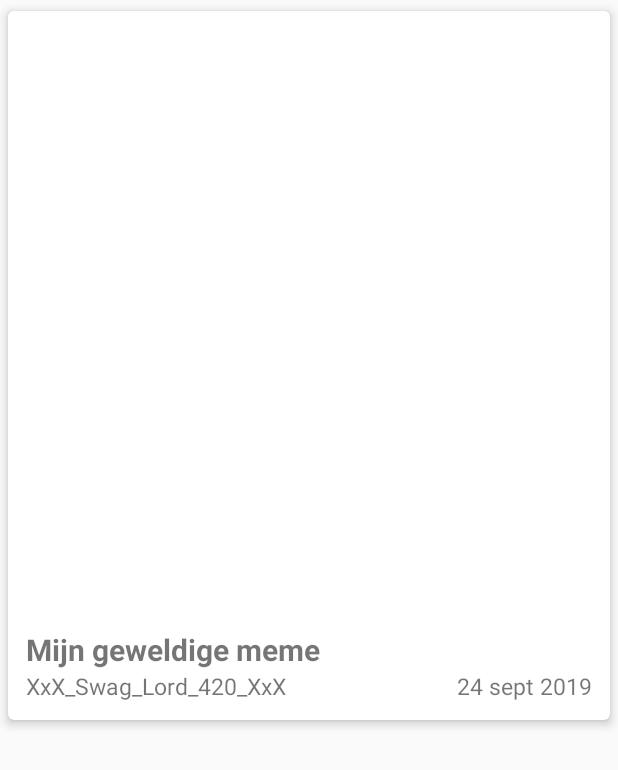
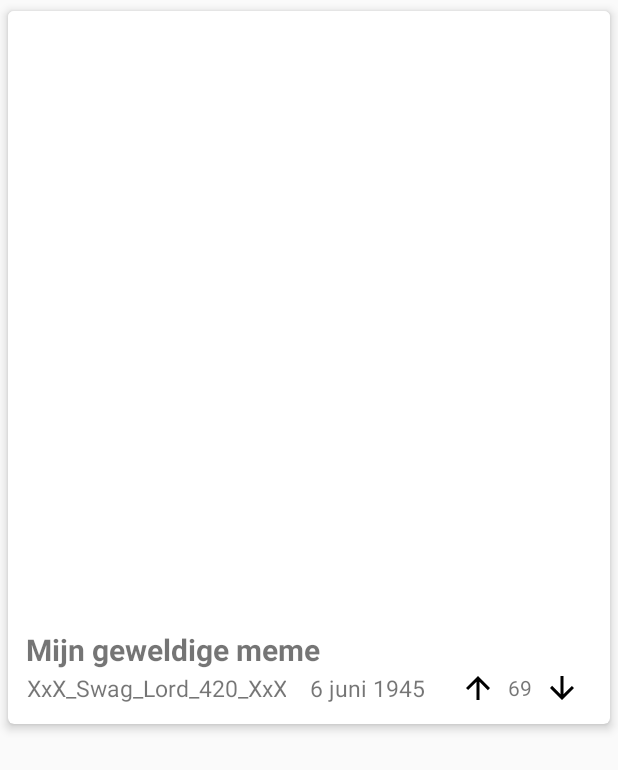
Before and after one commit to hypothermic/windesmemes-android, an Android app: the layout card_meme.xml on its own in the app's theme, with its tools: preview values and no code run, on a phone screen of 412 x 824 dp. Shown: the top 770 px of the screen. Run offline under Robolectric (Android 15) with nearby library versions, the phone set to English and light mode, and no system bars; network calls fail.

Commit message:
Add vote buttons to layout + enable vector support for APIs 19+20
Signed-off-by: hypothermic <admin@hypothermic.nl>

```diff
--- a/app/build.gradle
+++ b/app/build.gradle
@@ -8,6 +8,7 @@ android {
         targetSdkVersion 28
         versionCode 1
         versionName "1.0"
+        vectorDrawables.useSupportLibrary = true
         testInstrumentationRunner "androidx.test.runner.AndroidJUnitRunner"
     }
     buildTypes {
--- /dev/null
+++ b/app/src/main/res/drawable/ic_arrow_downward_black_24dp.xml
@@ -0,0 +1,9 @@
+<vector xmlns:android="http://schemas.android.com/apk/res/android"
+    android:width="24dp"
+    android:height="24dp"
+    android:viewportWidth="24.0"
+    android:viewportHeight="24.0">
+    <path
+        android:fillColor="#010101"
+        android:pathData="M20,12l-1.41,-1.41L13,16.17V4h-2v12.17l-5.58,-5.59L4,12l8,8 8,-8z" />
+</vector>
--- /dev/null
+++ b/app/src/main/res/drawable/ic_arrow_downward_red_24dp.xml
@@ -0,0 +1,10 @@
+<vector xmlns:android="http://schemas.android.com/apk/res/android"
+    android:width="24dp"
+    android:height="24dp"
+    android:tint="#EC221F"
+    android:viewportWidth="24.0"
+    android:viewportHeight="24.0">
+    <path
+        android:fillColor="#010101"
+        android:pathData="M20,12l-1.41,-1.41L13,16.17V4h-2v12.17l-5.58,-5.59L4,12l8,8 8,-8z" />
+</vector>
--- /dev/null
+++ b/app/src/main/res/drawable/ic_arrow_upward_black_24dp.xml
@@ -0,0 +1,9 @@
+<vector xmlns:android="http://schemas.android.com/apk/res/android"
+    android:width="24dp"
+    android:height="24dp"
+    android:viewportWidth="24.0"
+    android:viewportHeight="24.0">
+    <path
+        android:fillColor="#FF000000"
+        android:pathData="M4,12l1.41,1.41L11,7.83V20h2V7.83l5.58,5.59L20,12l-8,-8 -8,8z" />
+</vector>
--- /dev/null
+++ b/app/src/main/res/drawable/ic_arrow_upward_green_24dp.xml
@@ -0,0 +1,10 @@
+<vector xmlns:android="http://schemas.android.com/apk/res/android"
+    android:width="24dp"
+    android:height="24dp"
+    android:tint="#19EA00"
+    android:viewportWidth="24.0"
+    android:viewportHeight="24.0">
+    <path
+        android:fillColor="#FF000000"
+        android:pathData="M4,12l1.41,1.41L11,7.83V20h2V7.83l5.58,5.59L20,12l-8,-8 -8,8z" />
+</vector>
--- a/app/src/main/res/layout/card_meme.xml
+++ b/app/src/main/res/layout/card_meme.xml
@@ -32,13 +32,21 @@
                 android:orientation="vertical"
                 android:padding="@dimen/cardview_content_padding">
 
-                <TextView
-                    android:id="@+id/card_title"
+                <LinearLayout
                     android:layout_width="match_parent"
-                    android:layout_height="wrap_content"
-                    android:text="Mijn geweldige meme"
-                    android:textSize="20sp"
-                    android:textStyle="bold" />
+                    android:layout_height="match_parent"
+                    android:orientation="horizontal">
+
+                    <TextView
+                        android:id="@+id/card_title"
+                        android:layout_width="wrap_content"
+                        android:layout_height="wrap_content"
+                        android:gravity="center"
+                        android:text="Mijn geweldige meme"
+                        android:textSize="20sp"
+                        android:textStyle="bold" />
+
+                </LinearLayout>
 
                 <LinearLayout
                     android:layout_width="match_parent"
@@ -48,17 +56,62 @@
                     <TextView
                         android:id="@+id/card_user"
                         android:layout_width="wrap_content"
-                        android:layout_height="wrap_content"
+                        android:layout_height="match_parent"
+                        android:gravity="center"
                         android:text="XxX_Swag_Lord_420_XxX"
                         android:textSize="15sp" />
 
                     <TextView
                         android:id="@+id/card_date"
-                        android:layout_width="match_parent"
-                        android:layout_height="wrap_content"
-                        android:text="24 sept 2019"
+                        android:layout_width="wrap_content"
+                        android:layout_height="match_parent"
+                        android:layout_marginLeft="16dip"
+                        android:gravity="center"
+                        android:text="6 juni 1945"
                         android:textAlignment="viewEnd"
                         android:textSize="15sp" />
+
+                    <LinearLayout
+                        android:layout_width="match_parent"
+                        android:layout_height="match_parent"
+                        android:gravity="right"
+                        android:orientation="horizontal"
+                        android:textAlignment="viewEnd">
+
+                        <LinearLayout
+                            android:layout_width="wrap_content"
+                            android:layout_height="match_parent"
+                            android:orientation="horizontal"
+                            android:textAlignment="viewEnd">
+
+                            <ImageView
+                                android:id="@+id/imageView2"
+                                android:layout_width="wrap_content"
+                                android:layout_height="match_parent"
+                                android:layout_weight="1"
+                                android:paddingLeft="8dip"
+                                android:paddingRight="8dip"
+                                app:srcCompat="@drawable/ic_arrow_upward_black_24dp" />
+
+                            <TextView
+                                android:id="@+id/textView"
+                                android:layout_width="wrap_content"
+                                android:layout_height="match_parent"
+                                android:layout_weight="1"
+                                android:gravity="center"
+                                android:text="69"
+                                android:textAlignment="center" />
+
+                            <ImageView
+                                android:id="@+id/imageView3"
+                                android:layout_width="wrap_content"
+                                android:layout_height="match_parent"
+                                android:layout_weight="1"
+                                android:paddingLeft="8dip"
+                                android:paddingRight="8dip"
+                                app:srcCompat="@drawable/ic_arrow_downward_black_24dp" />
+                        </LinearLayout>
+                    </LinearLayout>
 
                 </LinearLayout>
 
--- a/windesmemes-retrofit/src/main/java/nl/hypothermic/windesmemes/retrofit/AuthenticationEndpoint.java
+++ b/windesmemes-retrofit/src/main/java/nl/hypothermic/windesmemes/retrofit/AuthenticationEndpoint.java
@@ -18,4 +18,5 @@ public interface AuthenticationEndpoint {
     @FormUrlEncoded
     @POST("get_token")
     Call<Integer> getUserToken(@Field("username") String username, @Field("password") String password, @Header("Cookie") String sessionCookie);
+
 }
```
